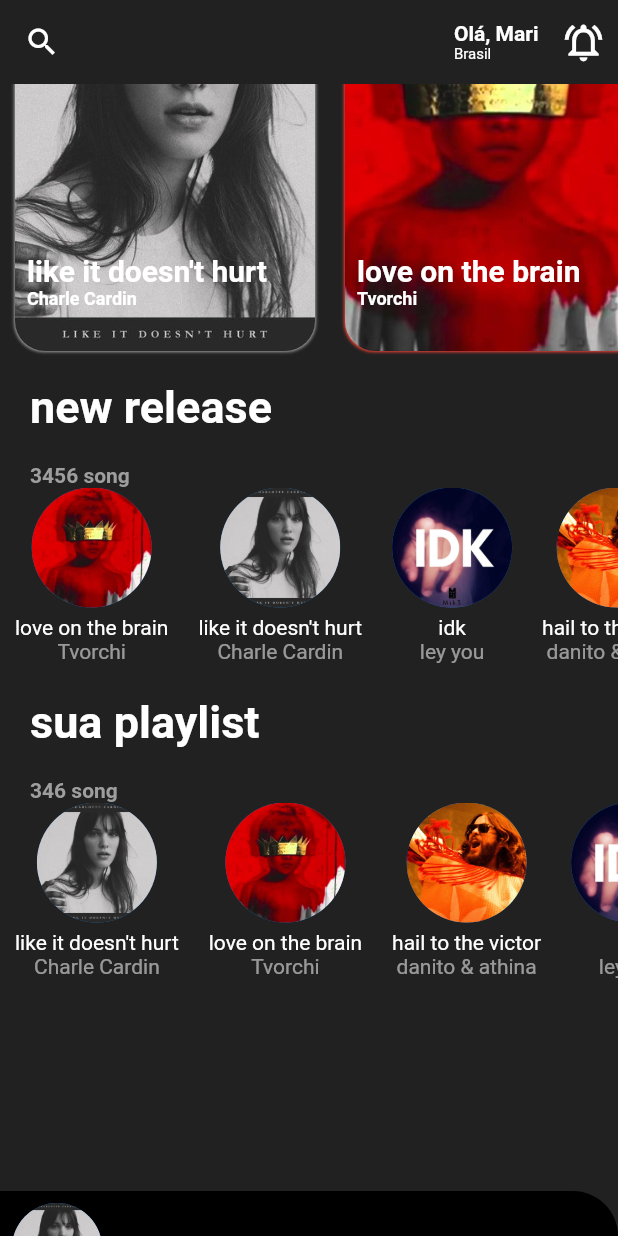
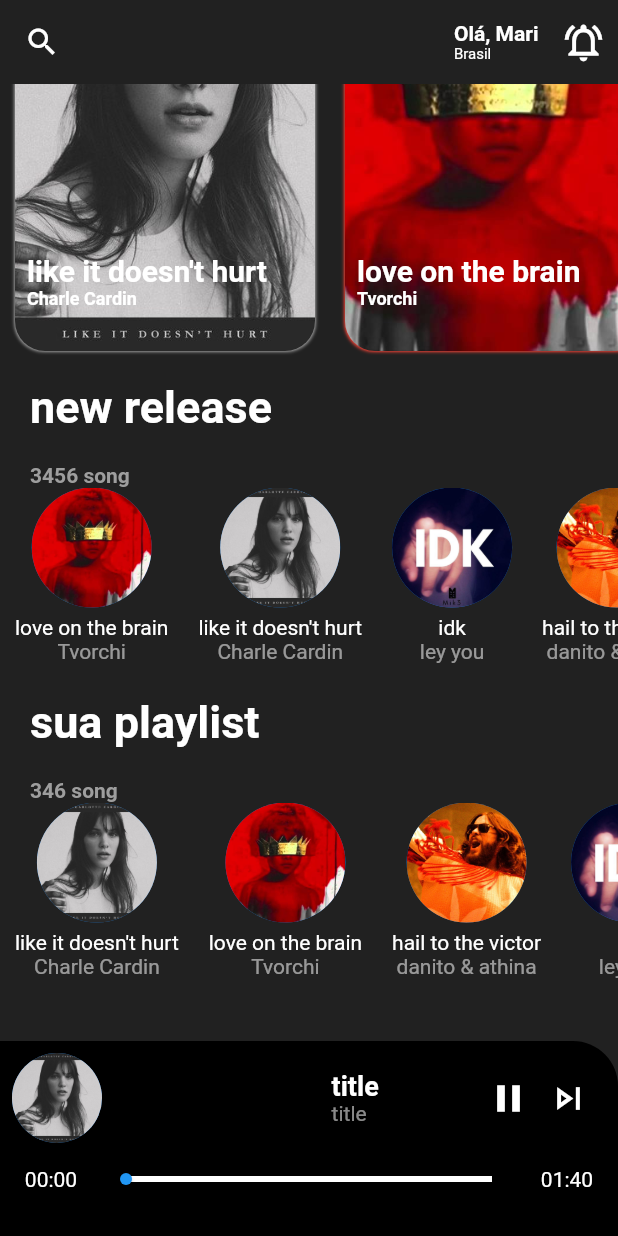
Before and after one commit to marianaoliveira1/Music, a Flutter app: the screen it shows after launch, scrolled down 276 dp, on a phone screen of 412 x 824 dp. Run offline on Flutter 3.47's test engine with Material 2 defaults, Android fonts, the phone set to English and light mode, and no system bars.

Commit message:
home finalizada

```diff
--- a/lib/screens/home_screen.dart
+++ b/lib/screens/home_screen.dart
@@ -90,7 +90,7 @@ class _HomeScreenState extends State<HomeScreen> {
                   notifyParent: refresh,
                 ),
                 SizedBox(
-                  height: 130,
+                  height: 30,
                 ),
                 Align(
                   alignment: Alignment.bottomCenter,
@@ -139,10 +139,94 @@ class _PlayerHomeState extends State<PlayerHome> {
         Row(
           mainAxisAlignment: MainAxisAlignment.spaceBetween,
           children: [
+            Row(
+              children: [
                 CircleAvatar(
                   backgroundImage: AssetImage(widget.song.image),
                   radius: 30,
+                ),
+              ],
+            ),
+            SizedBox(
+              width: 10,
+            ),
+            Column(
+              crossAxisAlignment: CrossAxisAlignment.start,
+              children: [
+                Text(
+                  widget.song.name,
+                  style: TextStyle(
+                      color: Colors.white,
+                      fontSize: 18,
+                      fontWeight: FontWeight.bold),
+                ),
+                Text(
+                  widget.song.name,
+                  style: TextStyle(
+                    color: Colors.white54,
+                  ),
                 )
+              ],
+            ),
+            Row(
+              children: [
+                Icon(
+                  Icons.pause,
+                  color: Colors.white,
+                  size: 30,
+                ),
+                SizedBox(
+                  width: 10,
+                ),
+                Icon(
+                  Icons.skip_next_outlined,
+                  color: Colors.white,
+                  size: 30,
+                ),
+                SizedBox(
+                  width: 10,
+                ),
+              ],
+            )
+          ],
+        ),
+        Row(
+          mainAxisAlignment: MainAxisAlignment.spaceEvenly,
+          crossAxisAlignment: CrossAxisAlignment.center,
+          children: [
+            Text(
+              Duration(seconds: currentSlider.toInt())
+                  .toString()
+                  .split('.')[0]
+                  .substring(2),
+              style: TextStyle(color: Colors.white),
+            ),
+            Container(
+              width: MediaQuery.of(context).size.width - 120,
+              child: SliderTheme(
+                data: SliderTheme.of(context).copyWith(
+                    thumbShape: RoundSliderThumbShape(enabledThumbRadius: 4),
+                    trackShape: RectangularSliderTrackShape(),
+                    trackHeight: 4),
+                child: Slider(
+                    value: currentSlider,
+                    max: widget.song.duration.toDouble(),
+                    min: 0,
+                    inactiveColor: Colors.white,
+                    onChanged: ((value) {
+                      setState(() {
+                        currentSlider = value;
+                      });
+                    })),
+              ),
+            ),
+            Text(
+              Duration(seconds: widget.song.duration.toInt())
+                  .toString()
+                  .split('.')[0]
+                  .substring(2),
+              style: TextStyle(color: Colors.white),
+            ),
           ],
         )
       ]),
@@ -162,7 +246,13 @@ class TrackWidget extends StatelessWidget {
       shrinkWrap: true,
       scrollDirection: Axis.horizontal,
       itemBuilder: (BuildContext context, int index) {
-        return Container(
+        return GestureDetector(
+          onTap: () {
+            currentSong = mostPopular[index];
+            currentSlider = 0;
+            notifyParent();
+          },
+          child: Container(
             margin: EdgeInsets.all(10),
             width: 200,
             decoration: BoxDecoration(
@@ -200,6 +290,7 @@ class TrackWidget extends StatelessWidget {
                     height: 20,
                   )
                 ],
+              ),
             ),
           ),
         );
@@ -251,7 +342,13 @@ class CircleTrackWidget extends StatelessWidget {
               scrollDirection: Axis.horizontal,
               shrinkWrap: true,
               itemBuilder: (BuildContext context, int index) {
-                return Container(
+                return GestureDetector(
+                  onTap: () {
+                    currentSong = song[index];
+                    currentSlider = 0;
+                    notifyParent();
+                  },
+                  child: Container(
                     margin: EdgeInsets.symmetric(horizontal: 10),
                     child: Column(
                       children: [
@@ -272,6 +369,7 @@ class CircleTrackWidget extends StatelessWidget {
                         )
                       ],
                     ),
+                  ),
                 );
               },
             ),
```
Lines whose indentation alone changed are shown as unchanged.
